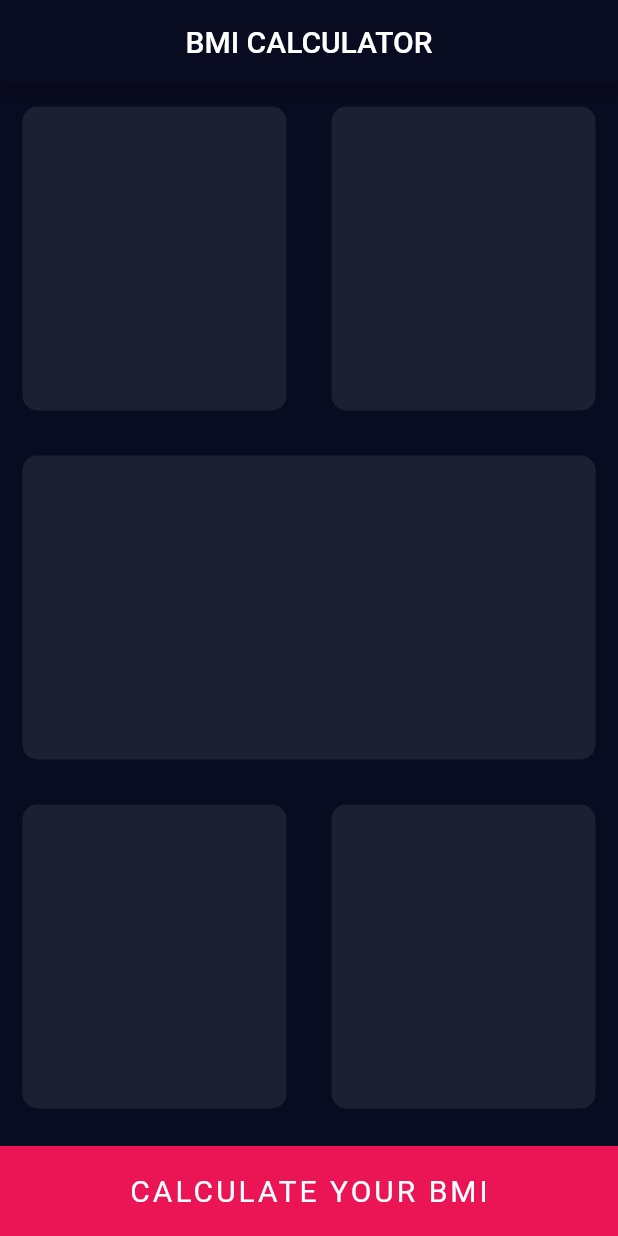
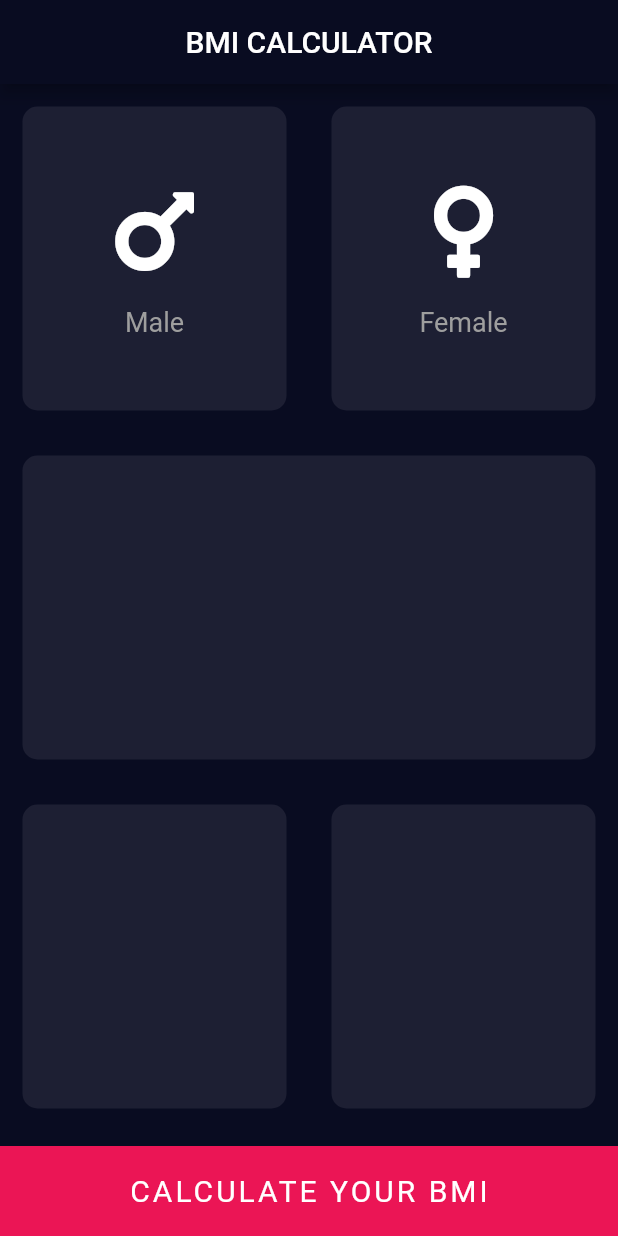
Before and after one commit to MominKhattar/BMI_Calculator, a Flutter app: the screen it shows after launch, on a phone screen of 412 x 824 dp. Run offline on Flutter 3.47's test engine with Material 2 defaults, Android fonts, the phone set to English and light mode, and no system bars; our stand-ins replace font_awesome_flutter.

Commit message:
added male and female buttons

```diff
--- /dev/null
+++ b/lib/Models/icon_content.dart
@@ -0,0 +1,32 @@
+import 'package:flutter/material.dart';
+
+class IconContent extends StatelessWidget {
+
+  IconContent({required this.icon, required this.label});
+
+  final IconData icon;
+  final String label;
+
+  @override
+  Widget build(BuildContext context) {
+    return Column(
+      mainAxisAlignment: MainAxisAlignment.center,
+      children: [
+        Icon(
+          icon,
+          size: 70.0,
+        ),
+        SizedBox(
+          height: 15,
+        ),
+        Text(
+          label,
+          style: TextStyle(
+            fontSize: 18.0,
+            color: Colors.grey,
+          ),
+        )
+      ],
+    );
+  }
+}
--- /dev/null
+++ b/lib/Models/reuseable_card.dart
@@ -0,0 +1,19 @@
+import 'package:flutter/material.dart';
+
+class ReuseableCard extends StatelessWidget {
+  final Color colour;
+  final Widget childCard;
+
+  ReuseableCard(
+      {required this.colour, this.childCard = const SizedBox.expand()});
+
+  @override
+  Widget build(BuildContext context) {
+    return Container(
+      margin: EdgeInsets.all(15),
+      decoration:
+      BoxDecoration(borderRadius: BorderRadius.circular(10), color: colour),
+      child: childCard,
+    );
+  }
+}
--- a/lib/main.dart
+++ b/lib/main.dart
@@ -1,5 +1,6 @@
 import 'package:bmi_calculator/screens/InputPage.dart';
 import 'package:flutter/material.dart';
+
 
 void main() => runApp(BMICalculator());
 
--- a/lib/screens/InputPage.dart
+++ b/lib/screens/InputPage.dart
@@ -1,4 +1,7 @@
 import 'package:flutter/material.dart';
+import 'package:font_awesome_flutter/font_awesome_flutter.dart';
+import 'package:bmi_calculator/Models/reuseable_card.dart';
+import 'package:bmi_calculator/Models/icon_content.dart';
 
 const BottomContainerHeight = 60.0;
 const ContainerColor = Color(0xFF1D1F33);
@@ -22,20 +25,25 @@ class _InputPageState extends State<InputPage> {
             Expanded(
               child: Row(
                 children: [
-                Expanded(child: ReuseableCard(ContainerColor)),
-                Expanded(child: ReuseableCard(ContainerColor)),
+                  Expanded(
+                      child: ReuseableCard(
+                    colour: ContainerColor,
+                    childCard: IconContent(icon: FontAwesomeIcons.mars,label: "Male",),
+                  )),
+                  Expanded(child: ReuseableCard(colour: ContainerColor,
+                  childCard: IconContent(icon: FontAwesomeIcons.venus,label: "Female",),)),
                 ],
               ),
             ),
             Expanded(
-              child: ReuseableCard(ContainerColor),
+              child: ReuseableCard(colour: ContainerColor),
             ),
             Expanded(
               child: Row(
                 children: [
-                Expanded(child: ReuseableCard(ContainerColor)),
+                  Expanded(child: ReuseableCard(colour: ContainerColor)),
                   Expanded(
-                  child: ReuseableCard(ContainerColor),
+                    child: ReuseableCard(colour: ContainerColor),
                   ),
                 ],
               ),
@@ -56,18 +64,3 @@ class _InputPageState extends State<InputPage> {
         ));
   }
 }
-
-class ReuseableCard extends StatelessWidget {
-  final Color colour;
-
-  ReuseableCard(this.colour);
-
-  @override
-  Widget build(BuildContext context) {
-    return Container(
-      margin: EdgeInsets.all(15),
-      decoration:
-          BoxDecoration(borderRadius: BorderRadius.circular(10), color: colour),
-    );
-  }
-}
--- a/pubspec.yaml
+++ b/pubspec.yaml
@@ -23,6 +23,7 @@ environment:
 dependencies:
   flutter:
     sdk: flutter
+  font_awesome_flutter: ^9.1.0
 
 
   # The following adds the Cupertino Icons font to your application.
```
Also changed, not shown: pubspec.lock. Lines whose indentation alone changed are shown as unchanged.
